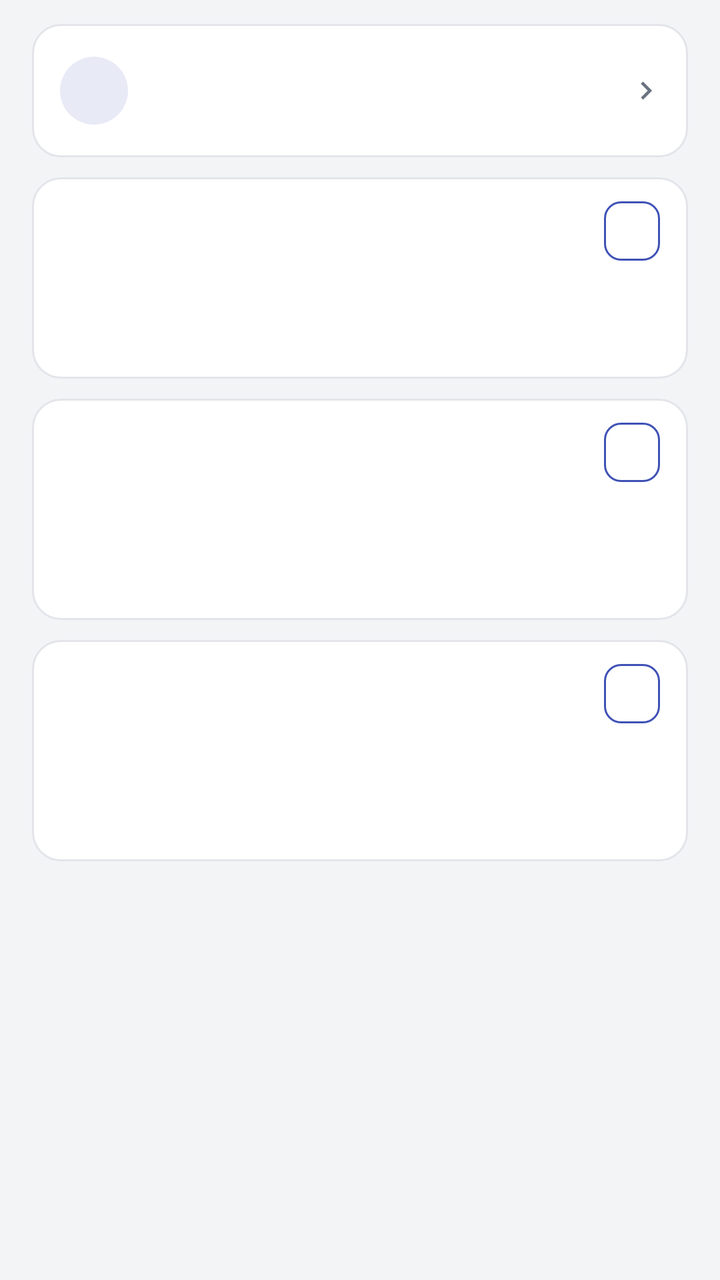
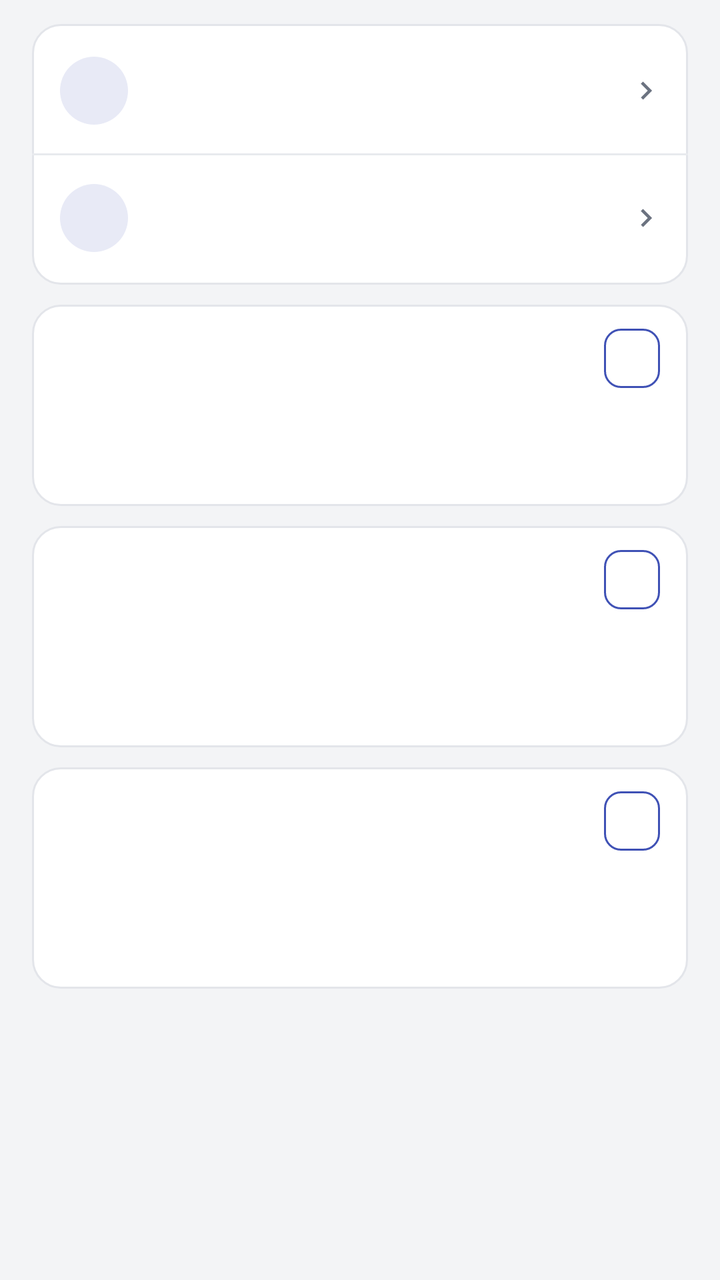

Before-and-after screenshots of an Android layout around one commit, followed by the original layout XML and the change that was made.
<!-- AndroidManifest.xml: activity theme AppTheme -->
<!-- res/layout/activity_log.xml -->
<?xml version="1.0" encoding="utf-8"?>
<ScrollView xmlns:android="http://schemas.android.com/apk/res/android"
    android:id="@+id/root"
    android:layout_width="match_parent"
    android:layout_height="match_parent"
    android:background="@color/bg"
    android:fillViewport="true"
    android:scrollbars="vertical">

    <LinearLayout
        android:layout_width="match_parent"
        android:layout_height="wrap_content"
        android:orientation="vertical">

        <LinearLayout
            android:layout_width="match_parent"
            android:layout_height="wrap_content"
            android:orientation="vertical"
            android:paddingStart="@dimen/page_pad"
            android:paddingEnd="@dimen/page_pad"
            android:paddingTop="12dp"
            android:paddingBottom="14dp">

            
            <LinearLayout
                android:layout_width="match_parent"
                android:layout_height="wrap_content"
                android:orientation="vertical"
                android:background="@drawable/card_bg"
                android:paddingTop="2dp"
                android:paddingBottom="2dp">

                <include
                    android:id="@+id/log_row_export"
                    layout="@layout/row_action"
                    android:layout_width="match_parent"
                    android:layout_height="wrap_content" />
            </LinearLayout>

            
            <include layout="@layout/plugin_section" />

            
            <LinearLayout
                android:layout_width="match_parent"
                android:layout_height="wrap_content"
                android:layout_marginTop="@dimen/card_gap"
                android:orientation="vertical"
                android:background="@drawable/card_bg"
                android:paddingStart="14dp"
                android:paddingEnd="14dp"
                android:paddingTop="12dp"
                android:paddingBottom="14dp">

                <LinearLayout
                    android:layout_width="match_parent"
                    android:layout_height="wrap_content"
                    android:orientation="horizontal"
                    android:gravity="center_vertical">

                    <TextView
                        android:id="@+id/tx_log_game_title"
                        android:layout_width="0dp"
                        android:layout_height="wrap_content"
                        android:layout_weight="1"
                        android:singleLine="true"
                        android:ellipsize="end"
                        android:textSize="15sp"
                        android:fontFamily="sans-serif-medium"
                        android:textColor="@color/fg" />

                    <TextView
                        android:id="@+id/log_game_copy"
                        android:layout_width="wrap_content"
                        android:layout_height="wrap_content"
                        android:layout_marginStart="8dp"
                        android:background="@drawable/btn_ghost"
                        android:clickable="true"
                        android:focusable="false"
                        android:paddingStart="14dp"
                        android:paddingEnd="14dp"
                        android:paddingTop="6dp"
                        android:paddingBottom="6dp"
                        android:textSize="13sp"
                        android:fontFamily="sans-serif-medium"
                        android:textColor="@color/accent" />
                </LinearLayout>

                <TextView
                    android:id="@+id/log_game_meta"
                    android:layout_width="match_parent"
                    android:layout_height="wrap_content"
                    android:paddingTop="4dp"
                    android:textSize="12sp"
                    android:textColor="@color/fg_muted" />

                <TextView
                    android:id="@+id/log_game_body"
                    android:layout_width="match_parent"
                    android:layout_height="wrap_content"
                    android:paddingTop="10dp"
                    android:textSize="11sp"
                    android:lineSpacingExtra="3dp"
                    android:fontFamily="monospace"
                    android:textIsSelectable="true"
                    android:textColor="@color/fg" />
            </LinearLayout>

            
            <LinearLayout
                android:layout_width="match_parent"
                android:layout_height="wrap_content"
                android:layout_marginTop="@dimen/card_gap"
                android:orientation="vertical"
                android:background="@drawable/card_bg"
                android:paddingStart="14dp"
                android:paddingEnd="14dp"
                android:paddingTop="12dp"
                android:paddingBottom="14dp">

                <LinearLayout
                    android:layout_width="match_parent"
                    android:layout_height="wrap_content"
                    android:orientation="horizontal"
                    android:gravity="center_vertical">

                    <TextView
                        android:id="@+id/tx_log_hub_title"
                        android:layout_width="0dp"
                        android:layout_height="wrap_content"
                        android:layout_weight="1"
                        android:singleLine="true"
                        android:ellipsize="end"
                        android:textSize="15sp"
                        android:fontFamily="sans-serif-medium"
                        android:textColor="@color/fg" />

                    <TextView
                        android:id="@+id/log_hub_copy"
                        android:layout_width="wrap_content"
                        android:layout_height="wrap_content"
                        android:layout_marginStart="8dp"
                        android:background="@drawable/btn_ghost"
                        android:clickable="true"
                        android:focusable="false"
                        android:paddingStart="14dp"
                        android:paddingEnd="14dp"
                        android:paddingTop="6dp"
                        android:paddingBottom="6dp"
                        android:textSize="13sp"
                        android:fontFamily="sans-serif-medium"
                        android:textColor="@color/accent" />
                </LinearLayout>

                <TextView
                    android:id="@+id/log_hub_meta"
                    android:layout_width="match_parent"
                    android:layout_height="wrap_content"
                    android:paddingTop="4dp"
                    android:textSize="12sp"
                    android:textColor="@color/fg_muted" />

                <HorizontalScrollView
                    android:layout_width="match_parent"
                    android:layout_height="wrap_content"
                    android:paddingTop="10dp"
                    android:scrollbars="none">

                    <LinearLayout
                        android:id="@+id/log_hub_chips"
                        android:layout_width="wrap_content"
                        android:layout_height="wrap_content"
                        android:orientation="horizontal" />
                </HorizontalScrollView>

                <TextView
                    android:id="@+id/log_hub_body"
                    android:layout_width="match_parent"
                    android:layout_height="wrap_content"
                    android:paddingTop="10dp"
                    android:textSize="11sp"
                    android:lineSpacingExtra="3dp"
                    android:fontFamily="monospace"
                    android:textIsSelectable="true"
                    android:textColor="@color/fg" />
            </LinearLayout>

            
            <LinearLayout
                android:layout_width="match_parent"
                android:layout_height="wrap_content"
                android:layout_marginTop="@dimen/card_gap"
                android:orientation="vertical"
                android:background="@drawable/card_bg"
                android:paddingStart="14dp"
                android:paddingEnd="14dp"
                android:paddingTop="12dp"
                android:paddingBottom="14dp">

                <LinearLayout
                    android:layout_width="match_parent"
                    android:layout_height="wrap_content"
                    android:orientation="horizontal"
                    android:gravity="center_vertical">

                    <TextView
                        android:id="@+id/tx_log_crash_title"
                        android:layout_width="0dp"
                        android:layout_height="wrap_content"
                        android:layout_weight="1"
                        android:singleLine="true"
                        android:ellipsize="end"
                        android:textSize="15sp"
                        android:fontFamily="sans-serif-medium"
                        android:textColor="@color/fg" />

                    <TextView
                        android:id="@+id/log_crash_copy"
                        android:layout_width="wrap_content"
                        android:layout_height="wrap_content"
                        android:layout_marginStart="8dp"
                        android:background="@drawable/btn_ghost"
                        android:clickable="true"
                        android:focusable="false"
                        android:paddingStart="14dp"
                        android:paddingEnd="14dp"
                        android:paddingTop="6dp"
                        android:paddingBottom="6dp"
                        android:textSize="13sp"
                        android:fontFamily="sans-serif-medium"
                        android:textColor="@color/accent" />
                </LinearLayout>

                <TextView
                    android:id="@+id/log_crash_meta"
                    android:layout_width="match_parent"
                    android:layout_height="wrap_content"
                    android:paddingTop="4dp"
                    android:textSize="12sp"
                    android:textColor="@color/fg_muted" />

                
                <TextView
                    android:id="@+id/log_crash_verdict"
                    android:layout_width="match_parent"
                    android:layout_height="wrap_content"
                    android:paddingTop="8dp"
                    android:textSize="13sp"
                    android:lineSpacingExtra="2dp"
                    android:textColor="@color/fg"
                    android:visibility="gone" />

                
                <TextView
                    android:id="@+id/log_crash_disable"
                    android:layout_width="wrap_content"
                    android:layout_height="wrap_content"
                    android:layout_marginTop="10dp"
                    android:background="@drawable/btn_ghost"
                    android:clickable="true"
                    android:focusable="false"
                    android:paddingStart="14dp"
                    android:paddingEnd="14dp"
                    android:paddingTop="7dp"
                    android:paddingBottom="7dp"
                    android:textSize="13sp"
                    android:fontFamily="sans-serif-medium"
                    android:textColor="@color/accent"
                    android:visibility="gone" />

                <HorizontalScrollView
                    android:id="@+id/log_crash_chip_scroll"
                    android:layout_width="match_parent"
                    android:layout_height="wrap_content"
                    android:paddingTop="10dp"
                    android:scrollbars="none">

                    <LinearLayout
                        android:id="@+id/log_crash_chips"
                        android:layout_width="wrap_content"
                        android:layout_height="wrap_content"
                        android:orientation="horizontal" />
                </HorizontalScrollView>

                <TextView
                    android:id="@+id/log_crash_body"
                    android:layout_width="match_parent"
                    android:layout_height="wrap_content"
                    android:paddingTop="10dp"
                    android:textSize="11sp"
                    android:lineSpacingExtra="3dp"
                    android:fontFamily="monospace"
                    android:textIsSelectable="true"
                    android:textColor="@color/fg" />

                
                <TextView
                    android:id="@+id/log_crash_clean"
                    android:layout_width="wrap_content"
                    android:layout_height="wrap_content"
                    android:layout_marginTop="12dp"
                    android:background="@drawable/btn_ghost"
                    android:clickable="true"
                    android:focusable="false"
                    android:paddingStart="14dp"
                    android:paddingEnd="14dp"
                    android:paddingTop="7dp"
                    android:paddingBottom="7dp"
                    android:textSize="13sp"
                    android:fontFamily="sans-serif-medium"
                    android:textColor="@color/accent"
                    android:visibility="gone" />
            </LinearLayout>
        </LinearLayout>

        
        <View
            android:layout_width="match_parent"
            android:layout_height="@dimen/page_bottom_space" />
    </LinearLayout>
</ScrollView>
<!-- res/layout/row_action.xml (included above) -->
<?xml version="1.0" encoding="utf-8"?>
<LinearLayout xmlns:android="http://schemas.android.com/apk/res/android"
    android:layout_width="match_parent"
    android:layout_height="wrap_content"
    android:orientation="horizontal"
    android:gravity="center_vertical"
    android:background="?android:attr/selectableItemBackground"
    android:clickable="true"
    android:focusable="false"
    android:paddingStart="14dp"
    android:paddingEnd="12dp"
    android:paddingTop="12dp"
    android:paddingBottom="12dp">

    <FrameLayout
        android:layout_width="@dimen/row_icon_box"
        android:layout_height="@dimen/row_icon_box"
        android:background="@drawable/icon_circle">

        <ImageView
            android:id="@+id/act_icon"
            android:layout_width="@dimen/row_icon"
            android:layout_height="@dimen/row_icon"
            android:layout_gravity="center"
            android:tint="@color/accent" />
    </FrameLayout>

    <LinearLayout
        android:layout_width="0dp"
        android:layout_height="wrap_content"
        android:layout_weight="1"
        android:layout_marginStart="14dp"
        android:orientation="vertical">

        <TextView
            android:id="@+id/act_title"
            android:layout_width="match_parent"
            android:layout_height="wrap_content"
            android:singleLine="true"
            android:ellipsize="end"
            android:textSize="15sp"
            android:textColor="@color/fg" />

        <TextView
            android:id="@+id/act_sub"
            android:layout_width="match_parent"
            android:layout_height="wrap_content"
            android:paddingTop="2dp"
            android:textSize="12sp"
            android:textColor="@color/fg_muted" />
    </LinearLayout>

    <ImageView
        android:layout_width="@dimen/row_chevron"
        android:layout_height="@dimen/row_chevron"
        android:layout_marginStart="8dp"
        android:src="@drawable/ic_chevron"
        android:tint="@color/fg_muted" />
</LinearLayout>
<!-- res/layout/plugin_section.xml (included above) -->
<?xml version="1.0" encoding="utf-8"?>
<LinearLayout xmlns:android="http://schemas.android.com/apk/res/android"
    android:id="@+id/plugin_section"
    android:layout_width="match_parent"
    android:layout_height="wrap_content"
    android:layout_marginTop="8dp"
    android:layout_marginBottom="8dp"
    android:background="@drawable/card_bg"
    android:orientation="vertical"
    android:paddingTop="6dp"
    android:paddingBottom="6dp"
    android:visibility="gone">

    <TextView
        android:id="@+id/plugin_section_title"
        android:layout_width="match_parent"
        android:layout_height="wrap_content"
        android:paddingStart="14dp"
        android:paddingEnd="14dp"
        android:paddingTop="6dp"
        android:paddingBottom="2dp"
        android:text="@string/plugin_section_title"
        android:textColor="@color/fg_muted"
        android:textSize="12sp" />

    
    <LinearLayout
        android:id="@+id/plugin_section_body"
        android:layout_width="match_parent"
        android:layout_height="wrap_content"
        android:orientation="vertical" />

    <LinearLayout
        android:id="@+id/plugin_section_rows"
        android:layout_width="match_parent"
        android:layout_height="wrap_content"
        android:orientation="vertical" />
</LinearLayout>
<!-- resources referenced by this layout -->
<resources>
  <color name="accent">#FF3F51B5</color>
  <color name="bg">#FFF3F4F6</color>
  <color name="fg">#FF1A1C1E</color>
  <color name="fg_muted">#FF6B7280</color>
  <dimen name="card_gap">10dp</dimen>
  <dimen name="page_bottom_space">24dp</dimen>
  <dimen name="page_pad">16dp</dimen>
  <dimen name="row_chevron">18dp</dimen>
  <dimen name="row_icon">22dp</dimen>
  <dimen name="row_icon_box">34dp</dimen>
  <!-- drawable card_bg (drawable) -->
  <?xml version="1.0" encoding="utf-8"?>
  <shape xmlns:android="http://schemas.android.com/apk/res/android"
      android:shape="rectangle">
      <solid android:color="@color/card" />
      <corners android:radius="14dp" />
      <stroke android:width="1dp" android:color="@color/card_stroke" />
  </shape>
  <!-- drawable ic_chevron (drawable) -->
  <?xml version="1.0" encoding="utf-8"?>
  <vector xmlns:android="http://schemas.android.com/apk/res/android"
      android:width="24dp"
      android:height="24dp"
      android:viewportWidth="24"
      android:viewportHeight="24">
      <path
          android:fillColor="@color/icon_tint"
          android:pathData="M10,6L8.59,7.41 13.17,12l-4.58,4.59L10,18l6,-6z" />
  </vector>
  <!-- drawable icon_circle (drawable) -->
  <?xml version="1.0" encoding="utf-8"?>
  <shape xmlns:android="http://schemas.android.com/apk/res/android"
      android:shape="oval">
      <solid android:color="@color/accent_soft" />
  </shape>
  <string name="plugin_section_title">Plug-ins</string>
  <color name="accent_soft">#FFE8EAF6</color>
  <color name="card">#FFFFFFFF</color>
  <color name="card_stroke">#FFE3E5EA</color>
  <color name="icon_tint">#FF5F6368</color>
  <color name="appbar">#FF3F51B5</color>
  <color name="statusbar">#FF303F9F</color>
  <style name="AppBarStyle" parent="android:Widget.Material.ActionBar.Solid">
          <item name="android:background">@color/appbar</item>
          
          <item name="android:elevation">0dp</item>
          
          <item name="android:contentInsetStart">16dp</item>
          <item name="android:titleTextStyle">@style/AppBarTitle</item>
      </style>
  <style name="AppOverflowMenu" parent="@android:style/Widget.Material.PopupMenu.Overflow">
          <item name="android:popupBackground">@drawable/popup_bg</item>
          
          <item name="android:overlapAnchor">false</item>
          <item name="android:dropDownVerticalOffset">4dp</item>
          
          <item name="android:popupElevation">8dp</item>
      </style>
  <style name="AppBarTitle" parent="android:TextAppearance.Material.Widget.ActionBar.Title">
          <item name="android:textColor">@color/on_appbar</item>
          <item name="android:textSize">20sp</item>
          <item name="android:fontFamily">sans-serif-medium</item>
      </style>
  <!-- drawable dlg_bg (drawable) -->
  <?xml version="1.0" encoding="utf-8"?>
  <inset xmlns:android="http://schemas.android.com/apk/res/android"
      android:inset="16dp">
      <shape android:shape="rectangle">
          <solid android:color="@color/card" />
          <corners android:radius="14dp" />
          <stroke android:width="1dp" android:color="@color/card_stroke" />
      </shape>
  </inset>
  <!-- drawable popup_bg (drawable) -->
  <?xml version="1.0" encoding="utf-8"?>
  <shape xmlns:android="http://schemas.android.com/apk/res/android"
      android:shape="rectangle">
      <solid android:color="@color/popup" />
      <corners android:radius="14dp" />
      <stroke android:width="1dp" android:color="@color/popup_stroke" />
  </shape>
  <color name="on_appbar">#FFFFFFFF</color>
  <color name="popup">#FFFFFFFF</color>
  <color name="popup_stroke">#FFD8DCE4</color>
  <!-- unchanged entries left out for length: 3 -->
</resources>

<!-- the commit's change to res/layout/activity_log.xml (unified diff, before → after) -->
@@ -32,6 +32,18 @@
 
                 <include
                     android:id="@+id/log_row_export"
+                    layout="@layout/row_action"
+                    android:layout_width="match_parent"
+                    android:layout_height="wrap_content" />
+
+                <View
+                    android:layout_width="match_parent"
+                    android:layout_height="1dp"
+                    android:background="@color/divider" />
+
+                
+                <include
+                    android:id="@+id/log_row_open"
                     layout="@layout/row_action"
                     android:layout_width="match_parent"
                     android:layout_height="wrap_content" />
<!-- resource entries referenced after the edit -->
@@ -2,6 +2,7 @@
 <resources>
   <color name="accent">#FF3F51B5</color>
   <color name="bg">#FFF3F4F6</color>
+  <color name="divider">#FFE8EAEE</color>
   <color name="fg">#FF1A1C1E</color>
   <color name="fg_muted">#FF6B7280</color>
   <dimen name="card_gap">10dp</dimen>
